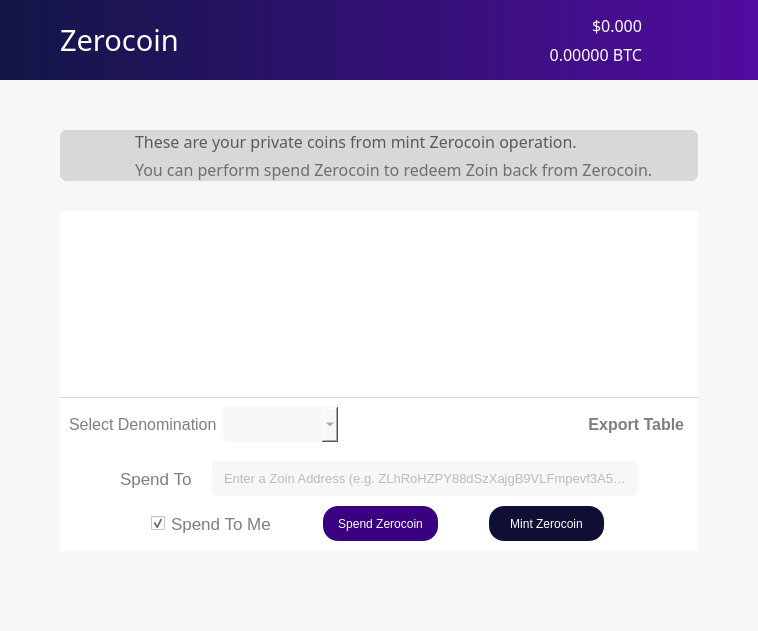
Qt form src/qt/forms/winforms/zerocoinpage.ui (noirofficial/noir) before a commit.
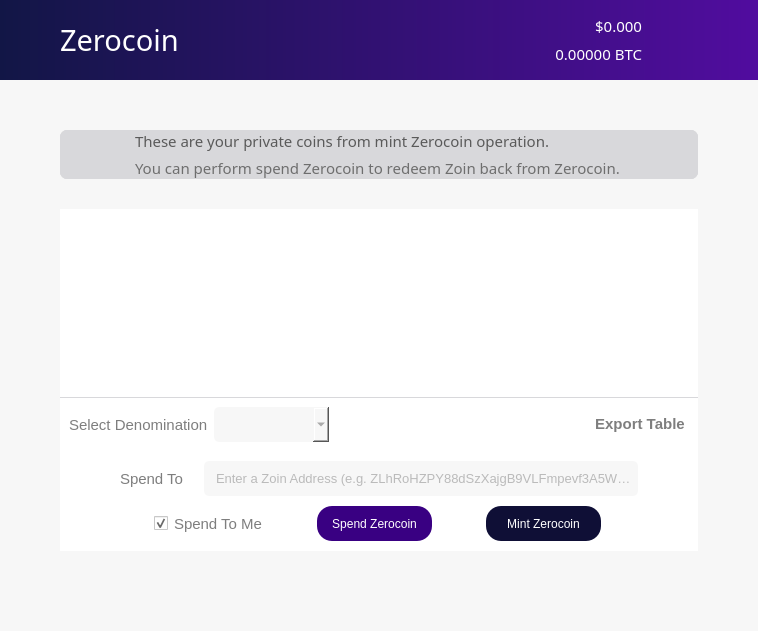
The same form after that commit. Icons and pictures are not drawn.

Patch:
```diff
--- a/src/qt/forms/winforms/zerocoinpage.ui
+++ b/src/qt/forms/winforms/zerocoinpage.ui
@@ -441,7 +441,7 @@
                 <property name="font">
                  <font>
                   <family>ZoinMedium</family>
-                  <pointsize>12</pointsize>
+                  <pointsize>11</pointsize>
                   <weight>50</weight>
                   <bold>false</bold>
                  </font>
@@ -463,7 +463,7 @@
                 <property name="font">
                  <font>
                   <family>ZoinLight</family>
-                  <pointsize>12</pointsize>
+                  <pointsize>11</pointsize>
                  </font>
                 </property>
                 <property name="styleSheet">
@@ -831,7 +831,7 @@
                  <property name="font">
                   <font>
                    <family>ZoinMedium</family>
-                   <pointsize>12</pointsize>
+                   <pointsize>11</pointsize>
                    <weight>50</weight>
                    <bold>false</bold>
                   </font>
@@ -870,7 +870,7 @@
                  <property name="font">
                   <font>
                    <family>ZoinLight</family>
-                   <pointsize>12</pointsize>
+                   <pointsize>11</pointsize>
                    <weight>50</weight>
                    <bold>false</bold>
                   </font>
@@ -1182,7 +1182,7 @@
                  <widget class="QLabel" name="denomination_2">
                   <property name="font">
                    <font>
-                    <pointsize>12</pointsize>
+                    <pointsize>11</pointsize>
                    </font>
                   </property>
                   <property name="styleSheet">
@@ -1243,7 +1243,7 @@
                  <widget class="QPushButton" name="exportButton_2">
                   <property name="font">
                    <font>
-                    <pointsize>12</pointsize>
+                    <pointsize>11</pointsize>
                     <weight>75</weight>
                     <bold>true</bold>
                    </font>
@@ -1331,7 +1331,7 @@
                     </property>
                     <property name="font">
                      <font>
-                      <pointsize>13</pointsize>
+                      <pointsize>11</pointsize>
                      </font>
                     </property>
                     <property name="styleSheet">
@@ -1401,7 +1401,7 @@
                     </property>
                     <property name="font">
                      <font>
-                      <pointsize>13</pointsize>
+                      <pointsize>11</pointsize>
                      </font>
                     </property>
                     <property name="styleSheet">
```
